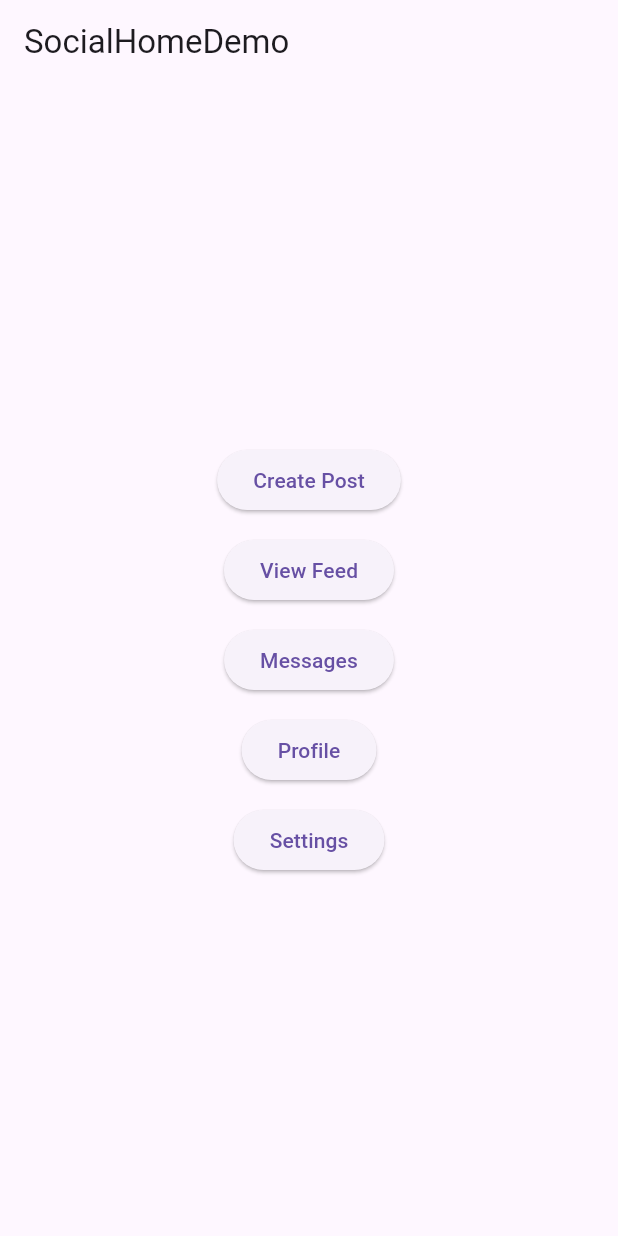
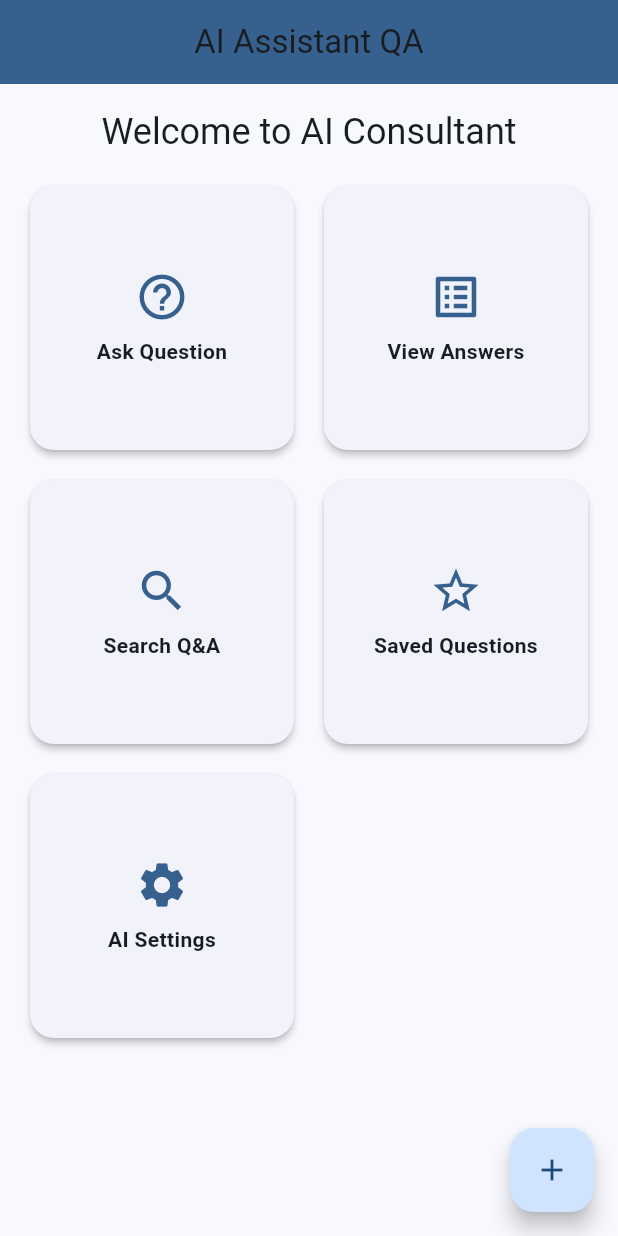
Before and after one commit to Raonsonapp/app-user-6822119590, a Flutter app: the screen it shows after launch, on a phone screen of 412 x 824 dp. Run offline on Flutter 3.47's test engine with Material 3 defaults, Android fonts, the phone set to English and light mode, and no system bars.

Commit message:
Add generated app screen

```diff
--- a/lib/main.dart
+++ b/lib/main.dart
@@ -3,68 +3,100 @@ import 'package:flutter/material.dart';
 void main() => runApp(const MyApp());
 
 class MyApp extends StatelessWidget {
-  const MyApp({Key? key}) : super(key: key);
+  const MyApp({super.key});
+
   @override
   Widget build(BuildContext context) {
     return MaterialApp(
-      title: 'SocialHomeDemo',
+      title: 'AI Assistant QA',
+      theme: ThemeData(
+        colorScheme: ColorScheme.fromSeed(seedColor: Colors.blue),
+        useMaterial3: true,
+      ),
       home: const MyHomePage(),
     );
   }
 }
 
 class MyHomePage extends StatelessWidget {
-  const MyHomePage({Key? key}) : super(key: key);
+  const MyHomePage({super.key});
+
   @override
   Widget build(BuildContext context) {
+    final features = [
+      {'icon': Icons.help_outline, 'label': 'Ask Question'},
+      {'icon': Icons.list_alt, 'label': 'View Answers'},
+      {'icon': Icons.search, 'label': 'Search Q&A'},
+      {'icon': Icons.star_border, 'label': 'Saved Questions'},
+      {'icon': Icons.settings, 'label': 'AI Settings'},
+    ];
+
     return Scaffold(
       appBar: AppBar(
-        title: const Text('SocialHomeDemo'),
+        backgroundColor: Theme.of(context).colorScheme.primary,
+        title: const Text('AI Assistant QA'),
+        centerTitle: true,
       ),
-      body: Center(
+      body: SingleChildScrollView(
+        padding: const EdgeInsets.all(16),
         child: Column(
-          mainAxisAlignment: MainAxisAlignment.center,
+          crossAxisAlignment: CrossAxisAlignment.stretch,
           children: [
-            ElevatedButton(
-              onPressed: () {
-                ScaffoldMessenger.of(context).showSnackBar(
-                    const SnackBar(content: Text('Create Post')));
-              },
-              child: const Text('Create Post'),
+            Text(
+              'Welcome to AI Consultant',
+              style: Theme.of(context).textTheme.headlineSmall,
+              textAlign: TextAlign.center,
             ),
-            const SizedBox(height: 12),
-            ElevatedButton(
-              onPressed: () {
-                ScaffoldMessenger.of(context).showSnackBar(
-                    const SnackBar(content: Text('View Feed')));
-              },
-              child: const Text('View Feed'),
-            ),
-            const SizedBox(height: 12),
-            ElevatedButton(
-              onPressed: () {
-                ScaffoldMessenger.of(context).showSnackBar(
-                    const SnackBar(content: Text('Messages')));
-              },
-              child: const Text('Messages'),
-            ),
-            const SizedBox(height: 12),
-            ElevatedButton(
-              onPressed: () {
-                ScaffoldMessenger.of(context).showSnackBar(
-                    const SnackBar(content: Text('Profile')));
-              },
-              child: const Text('Profile'),
-            ),
-            const SizedBox(height: 12),
-            ElevatedButton(
-              onPressed: () {
-                ScaffoldMessenger.of(context).showSnackBar(
-                    const SnackBar(content: Text('Settings')));
-              },
-              child: const Text('Settings'),
+            const SizedBox(height: 16),
+            GridView.count(
+              shrinkWrap: true,
+              physics: const NeverScrollableScrollPhysics(),
+              crossAxisCount: 2,
+              crossAxisSpacing: 12,
+              mainAxisSpacing: 12,
+              children: features.asMap().entries.map((entry) {
+                final index = entry.key;
+                final feature = entry.value;
+                return Card(
+                  elevation: 2,
+                  shape: RoundedRectangleBorder(
+                    borderRadius: BorderRadius.circular(16),
+                  ),
+                  child: InkWell(
+                    borderRadius: BorderRadius.circular(16),
+                    onTap: () => ScaffoldMessenger.of(context).showSnackBar(
+                      SnackBar(content: Text(feature['label']!)),
+                    ),
+                    child: Padding(
+                      padding: const EdgeInsets.all(16),
+                      child: Column(
+                        mainAxisAlignment: MainAxisAlignment.center,
+                        children: [
+                          Icon(
+                            feature['icon'] as IconData,
+                            size: 36,
+                            color: Theme.of(context).colorScheme.primary,
+                          ),
+                          const SizedBox(height: 8),
+                          Text(
+                            feature['label']!,
+                            textAlign: TextAlign.center,
+                            style: const TextStyle(fontWeight: FontWeight.w600),
+                          ),
+                        ],
+                      ),
+                    ),
+                  ),
+                );
+              }).toList(),
             ),
           ],
+        ),
+      ),
+      floatingActionButton: FloatingActionButton(
+        child: const Icon(Icons.add),
+        onPressed: () => ScaffoldMessenger.of(context).showSnackBar(
+          const SnackBar(content: Text('Ask Question')),
         ),
       ),
     );
```
